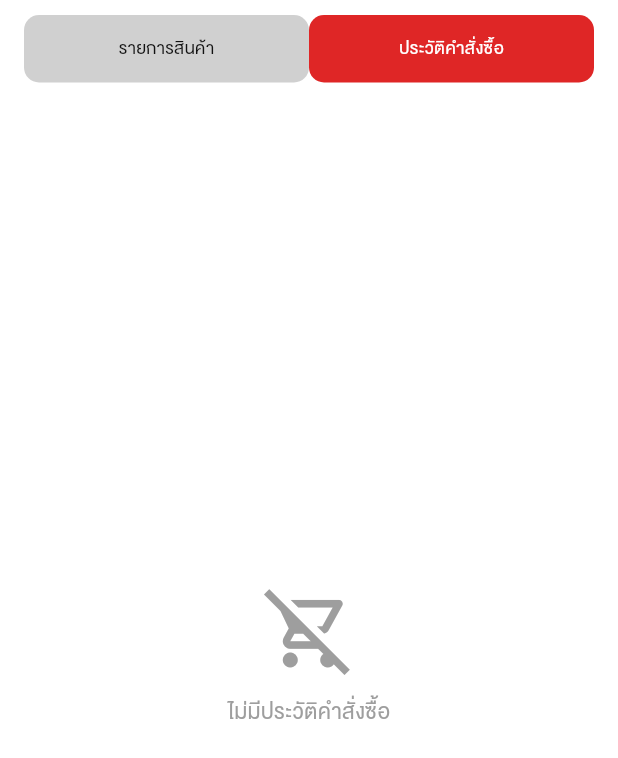
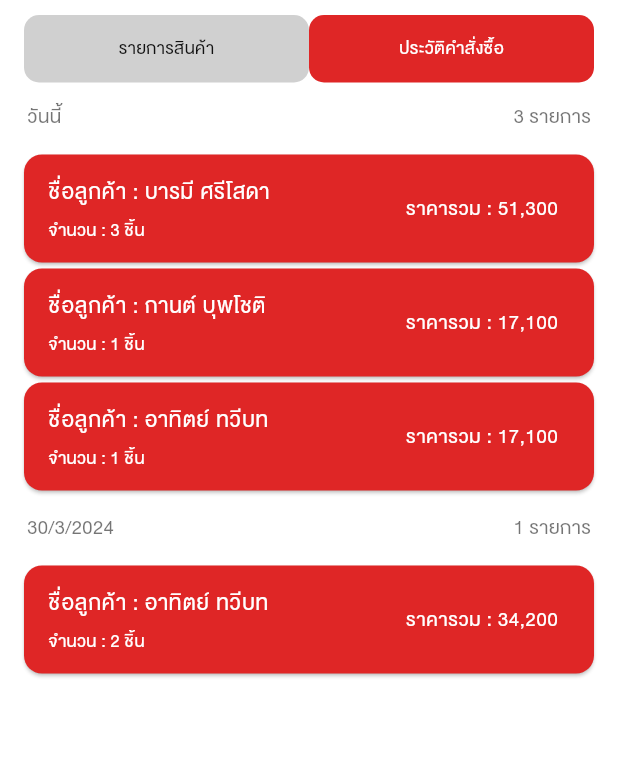
Before and after one commit to 7arthit/computer_shop_app, a Flutter app: the ProductOrderPage screen opened directly, after a tap on "ประวัติคำสั่งซื้อ", on a phone screen of 412 x 824 dp. Shown: the top 758 px of the screen. Run offline on Flutter 3.47's test engine with Material 3 defaults, Android fonts, the phone set to English and light mode, and no system bars; drawn by our look-alikes of grouped_list; our stand-ins replace auto_size_text, bloc, dartz, dio, equatable, flutter_bloc and 7 more; accounts and stored records are empty; generated files the repository leaves out were written again; network calls fail.

Commit message:
add product order history

```diff
--- a/lib/src/config/app_routes.dart
+++ b/lib/src/config/app_routes.dart
@@ -13,6 +13,7 @@ import 'package:computer_shop_app/src/presentation/pages/auth/auth.dart';
 import 'package:computer_shop_app/src/presentation/pages/login/bloc/login_cubit.dart';
 import 'package:computer_shop_app/src/presentation/pages/login/login.dart';
 import 'package:computer_shop_app/src/presentation/pages/product_order/bloc/product_order_cubit.dart';
+import 'package:computer_shop_app/src/presentation/pages/product_order_history/bloc/product_order_history_cubit.dart';
 
 class RouteNames {
   static const String landing = "/";
@@ -36,5 +37,6 @@ final providers = <SingleChildWidget>[
   BlocProvider(create: (context) => getIt<BottomBarCubit>()),
   BlocProvider(create: (context) => getIt<ProductCubit>()),
   BlocProvider(create: (context) => getIt<ProductOrderCubit>()),
+  BlocProvider(create: (context) => getIt<ProductOrderHistoryCubit>()),
   BlocProvider(create: (context) => getIt<LoginCubit>()),
 ];
--- a/lib/src/presentation/pages/product_order/product_order.dart
+++ b/lib/src/presentation/pages/product_order/product_order.dart
@@ -4,9 +4,9 @@ import 'package:gap/gap.dart';
 
 import 'package:computer_shop_app/src/presentation/pages/product_order/bloc/product_order_cubit.dart';
 import 'package:computer_shop_app/src/presentation/pages/product_order/widget/product_order_list.dart';
-import 'package:computer_shop_app/src/presentation/widgets/text/mesage.dart';
 import 'package:computer_shop_app/src/utils/constants/app_theme.dart';
-import 'package:computer_shop_app/src/presentation/pages/product_order/widget/product_order_toggle.dart';
+import 'package:computer_shop_app/src/presentation/widgets/toggle/cumtom_toggle.dart';
+import 'package:computer_shop_app/src/presentation/pages/product_order_history/product_order_history.dart';
 
 class ProductOrderPage extends StatefulWidget {
   const ProductOrderPage({super.key});
@@ -44,14 +44,14 @@ class _ProductOrderPageState extends State<ProductOrderPage> with SingleTickerPr
             mainAxisAlignment: MainAxisAlignment.center,
             crossAxisAlignment: CrossAxisAlignment.center,
             children: [
-              ProductOrderToggleTab(
+              CustomToggleTab(
                 label: 'รายการสินค้า',
                 isSelected: _tabController.index == 0,
                 onTap: () {
                   _tabController.animateTo(0);
                 },
               ),
-              ProductOrderToggleTab(
+              CustomToggleTab(
                 label: 'ประวัติคำสั่งซื้อ',
                 isSelected: _tabController.index == 1,
                 onTap: () {
@@ -64,19 +64,10 @@ class _ProductOrderPageState extends State<ProductOrderPage> with SingleTickerPr
             child: TabBarView(
               controller: _tabController,
               children: [
-                    if (_tabController.index == 0)
-                      _productOrderList(),
-                Row(
-                  mainAxisAlignment: MainAxisAlignment.center,
-                  crossAxisAlignment: CrossAxisAlignment.center,
-                  children: [
-                    if (_tabController.index == 1)
-                      const Message(
-                          message: 'ไม่มีประวัติคำสั่งซื้อ',
-                          icon: Icons.remove_shopping_cart_outlined,
-                      ),
-                  ],
-                ),
+                 if (_tabController.index == 0)
+                    _productOrderList(),
+                 if (_tabController.index == 1)
+                    const ProductOrderHistoryPage(),
               ],
             ),
           ),
--- /dev/null
+++ b/lib/src/presentation/pages/product_order_history/bloc/product_order_history_cubit.dart
@@ -0,0 +1,50 @@
+import 'package:bloc/bloc.dart';
+import 'package:equatable/equatable.dart';
+import 'package:injectable/injectable.dart';
+
+import 'package:computer_shop_app/src/presentation/pages/product_order_history/model/product_order_history_model.dart';
+
+part 'product_order_history_state.dart';
+
+@Injectable()
+class ProductOrderHistoryCubit extends Cubit<ProductOrderHistoryState> {
+  ProductOrderHistoryCubit()
+      : super(const ProductOrderHistoryState(orderHistory: []));
+
+  Future<void> loadOrderHistoryItems() async {
+    emit(state.copyWith(isLoading: true));
+
+    final order = [
+      ProductOrderHistoryItem(
+        id: 3,
+        customer_name: 'อาทิตย์ ทวีบท',
+        sum_price: 17100,
+        amount: 1,
+        date: DateTime(2024, 3, 31),
+      ),
+      ProductOrderHistoryItem(
+        id: 2,
+        customer_name: 'กานต์ บุพโชติ',
+        sum_price: 17100,
+        amount: 1,
+        date: DateTime(2024, 3, 31),
+      ),
+      ProductOrderHistoryItem(
+        id: 1,
+        customer_name: 'บารมี ศรีโสดา',
+        sum_price: 51300,
+        amount: 3,
+        date: DateTime(2024, 3, 31),
+      ),
+      ProductOrderHistoryItem(
+        id: 0,
+        customer_name: 'อาทิตย์ ทวีบท',
+        sum_price: 34200,
+        amount: 2,
+        date: DateTime(2024, 3, 30),
+      ),
+    ];
+
+    emit(state.copyWith(orderHistory: order, isLoading: false));
+  }
+}
--- /dev/null
+++ b/lib/src/presentation/pages/product_order_history/bloc/product_order_history_state.dart
@@ -0,0 +1,24 @@
+part of 'product_order_history_cubit.dart';
+
+class ProductOrderHistoryState extends Equatable {
+  final List<ProductOrderHistoryItem> orderHistory;
+  final bool isLoading;
+
+  const ProductOrderHistoryState({
+    required this.orderHistory,
+    this.isLoading = false,
+  });
+
+  ProductOrderHistoryState copyWith({
+    List<ProductOrderHistoryItem>? orderHistory,
+    bool? isLoading,
+  }) {
+    return ProductOrderHistoryState(
+      orderHistory: orderHistory ?? this.orderHistory,
+      isLoading: isLoading ?? this.isLoading,
+    );
+  }
+
+  @override
+  List<Object?> get props => [orderHistory, isLoading];
+}
--- /dev/null
+++ b/lib/src/presentation/pages/product_order_history/model/product_order_history_model.dart
@@ -0,0 +1,15 @@
+class ProductOrderHistoryItem {
+  final int id;
+  final String customer_name;
+  final int sum_price;
+  final int amount;
+  final DateTime date;
+
+  ProductOrderHistoryItem({
+    required this.id,
+    required this.customer_name,
+    required this.sum_price,
+    required this.amount,
+    required this.date,
+  });
+}
--- /dev/null
+++ b/lib/src/presentation/pages/product_order_history/product_order_history.dart
@@ -0,0 +1,42 @@
+import 'package:flutter/material.dart';
+import 'package:flutter_bloc/flutter_bloc.dart';
+
+import 'package:computer_shop_app/src/presentation/widgets/text/mesage.dart';
+import 'package:computer_shop_app/src/utils/constants/app_theme.dart';
+import 'package:computer_shop_app/src/presentation/pages/product_order_history/bloc/product_order_history_cubit.dart';
+import 'package:computer_shop_app/src/presentation/pages/product_order_history/widget/product_order_history_list.dart';
+
+class ProductOrderHistoryPage extends StatefulWidget {
+  const ProductOrderHistoryPage({super.key});
+
+  @override
+  State<ProductOrderHistoryPage> createState() =>
+      _ProductOrderHistoryPageState();
+}
+
+class _ProductOrderHistoryPageState extends State<ProductOrderHistoryPage> {
+  @override
+  Widget build(BuildContext context) {
+    return FutureBuilder(
+      future: context.read<ProductOrderHistoryCubit>().loadOrderHistoryItems(),
+      builder: (context, snapshot) {
+        return Container(
+          color: AppTheme.white,
+          child:
+              BlocBuilder<ProductOrderHistoryCubit, ProductOrderHistoryState>(
+            builder: (context, state) {
+              return state.isLoading
+                  ? const Center(child: CircularProgressIndicator())
+                  : state.orderHistory.isEmpty
+                      ? const Message(
+                          message: 'ไม่มีประวัติคำสั่งซื้อ',
+                          icon: Icons.remove_shopping_cart_outlined,
+                        )
+                      : const ProductOrderHistoryList();
+            },
+          ),
+        );
+      },
+    );
+  }
+}
--- /dev/null
+++ b/lib/src/presentation/pages/product_order_history/widget/product_order_history_list.dart
@@ -0,0 +1,101 @@
+import 'package:flutter/material.dart';
+import 'package:flutter_bloc/flutter_bloc.dart';
+import 'package:grouped_list/grouped_list.dart';
+
+import 'package:computer_shop_app/src/utils/constants/app_theme.dart';
+import 'package:computer_shop_app/src/presentation/pages/product_order_history/bloc/product_order_history_cubit.dart';
+import 'package:computer_shop_app/src/presentation/pages/product_order_history/model/product_order_history_model.dart';
+
+class ProductOrderHistoryList extends StatelessWidget {
+  const ProductOrderHistoryList({Key? key}) : super(key: key);
+
+  @override
+  Widget build(BuildContext context) {
+    return BlocBuilder<ProductOrderHistoryCubit, ProductOrderHistoryState>(
+      builder: (BuildContext context, ProductOrderHistoryState state) {
+        return GroupedListView<dynamic, DateTime>(
+          elements: state.orderHistory,
+          groupBy: (notification) => notification.date,
+          groupSeparatorBuilder: (DateTime date) => Padding(
+            padding:
+                const EdgeInsets.only(left: 18, top: 10, bottom: 10, right: 18),
+            child: Row(
+              mainAxisAlignment: MainAxisAlignment.spaceBetween,
+              children: [
+                Text(
+                  _formatDate(date, DateTime.now()),
+                  style: const TextStyle(
+                    fontSize: 18,
+                    color: Colors.black54,
+                  ),
+                ),
+                Text(
+                  '${_getNumberOfItems(date, state.orderHistory)} รายการ',
+                  style: const TextStyle(
+                    fontSize: 18,
+                    color: Colors.black54,
+                  ),
+                ),
+              ],
+            ),
+          ),
+          itemBuilder: (context, orderHistory) =>
+              _orderHistoryItem(context, orderHistory, state),
+          order: GroupedListOrder.DESC,
+        );
+      },
+    );
+  }
+
+  Widget _orderHistoryItem(BuildContext context,
+      ProductOrderHistoryItem orderHistory, ProductOrderHistoryState state) {
+    return Card(
+      color: AppTheme.red,
+      margin: const EdgeInsets.symmetric(
+        vertical: 2.0,
+        horizontal: 16.0,
+      ),
+      child: ListTile(
+        title: Text(
+          'ชื่อลูกค้า : ${orderHistory.customer_name}',
+          style: const TextStyle(
+            fontSize: 20,
+            color: AppTheme.white,
+          ),
+        ),
+        subtitle: Text(
+          'จำนวน : ${orderHistory.amount.toString()} ชิ้น',
+          style: const TextStyle(
+            fontSize: 16.0,
+            color: AppTheme.white,
+          ),
+        ),
+        trailing: Text(
+          'ราคารวม : ${orderHistory.sum_price.toString().replaceAllMapped(
+                RegExp(r'(\d{1,3})(?=(\d{3})+(?!\d))'),
+                (Match m) => '${m[1]},',
+              )}',
+          style: const TextStyle(
+            fontSize: 18.0,
+            color: AppTheme.white,
+          ),
+        ),
+      ),
+    );
+  }
+
+  String _formatDate(DateTime date, DateTime today) {
+    if (date.year == today.year &&
+        date.month == today.month &&
+        date.day == today.day) {
+      return 'วันนี้';
+    } else {
+      return '${date.day}/${date.month}/${date.year}';
+    }
+  }
+
+  int _getNumberOfItems(
+      DateTime date, List<ProductOrderHistoryItem> orderHistory) {
+    return orderHistory.where((item) => item.date == date).length;
+  }
+}
--- a/lib/src/presentation/pages/product_order/widget/product_order_toggle.dart
+++ b/lib/src/presentation/widgets/toggle/cumtom_toggle.dart
@@ -1,12 +1,12 @@
 import 'package:computer_shop_app/src/utils/constants/app_theme.dart';
 import 'package:flutter/material.dart';
 
-class ProductOrderToggleTab extends StatelessWidget {
+class CustomToggleTab extends StatelessWidget {
   final String label;
   final bool isSelected;
   final VoidCallback onTap;
 
-  const ProductOrderToggleTab({super.key,
+  const CustomToggleTab({super.key,
     required this.label,
     required this.isSelected,
     required this.onTap,
--- a/pubspec.yaml
+++ b/pubspec.yaml
@@ -45,6 +45,7 @@ dev_dependencies:
   json_serializable: ^6.7.1
   retrofit_generator: ^8.0.4
   gap: ^3.0.0
+  grouped_list: ^5.1.2
 
 flutter:
 
```
Also changed, not shown: lib/src/utils/injection.config.dart, pubspec.lock.
